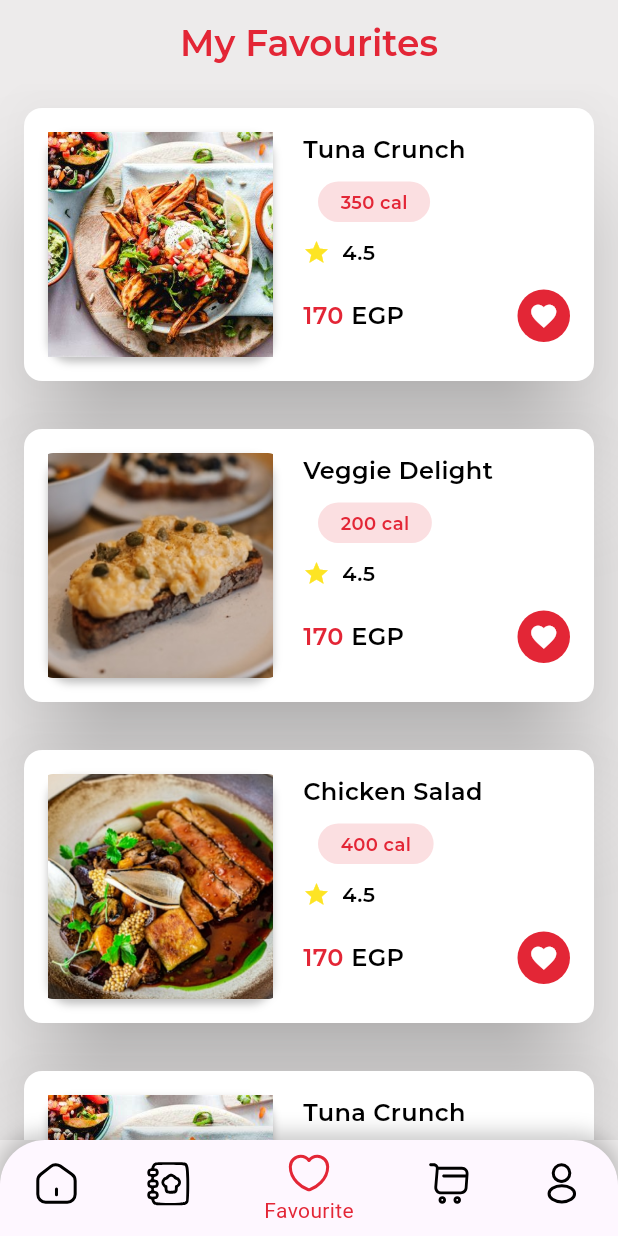
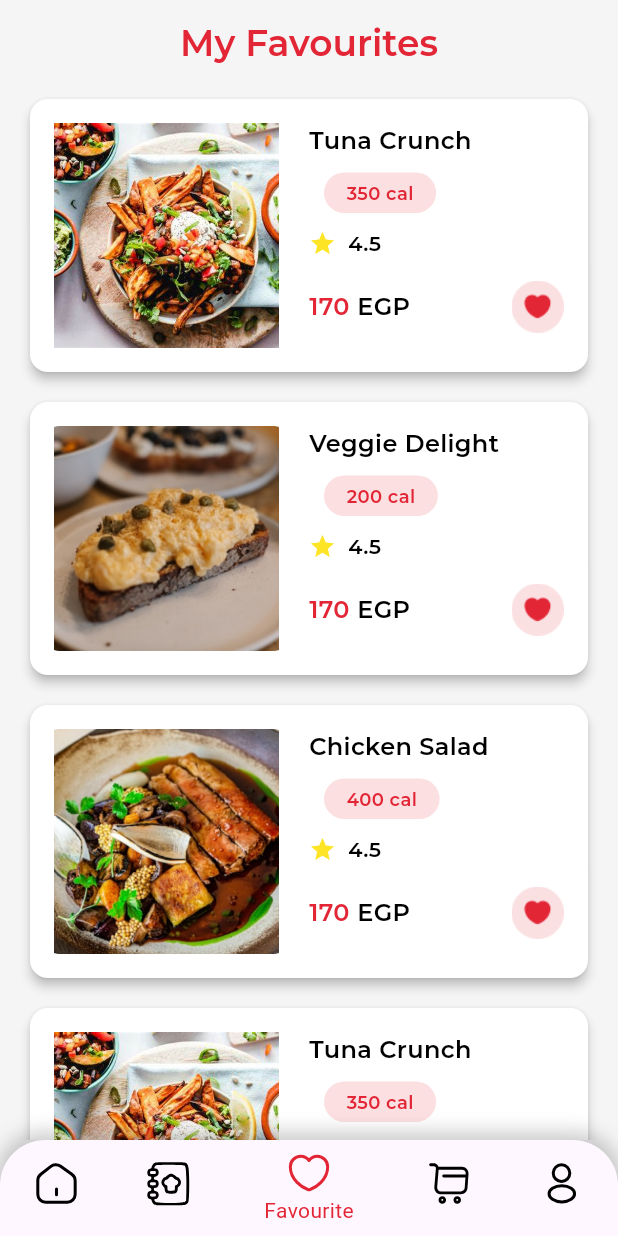
Before and after one commit to TechnoTitans-FitFat/FitFat-Flutter, a Flutter app: the screen it shows after launch, item 3 of the bottom bar chosen, on a phone screen of 412 x 824 dp. Run offline on Flutter 3.47's test engine with Material 3 defaults, Android fonts, the phone set to English and light mode, and no system bars; our stand-ins replace carousel_slider, device_preview, dio, equatable, flutter_bloc, flutter_svg and 8 more; network calls fail.

Commit message:
update background color and favorite ui

```diff
--- a/lib/core/constants/light_colors.dart
+++ b/lib/core/constants/light_colors.dart
@@ -1,7 +1,7 @@
 import 'package:flutter/material.dart';
 
 class AppLightColor {
-  static const Color backgroundColor = Color.fromARGB(255, 237, 235, 235);
+  static const Color backgroundColor = Color(0xffF5F5F5);
   static const Color whiteColor = Color(0xffffffff);
   static const Color whiteColor0 = Color(0xffD9D9D9);
   static const Color mainColor = Color(0xffe32636);
@@ -11,5 +11,5 @@ class AppLightColor {
   static const Color green = Color(0xff2fe487);
   static const Color secondColor = Color(0xffFBE0E2);
   static const Color transpernt = Colors.transparent;
-  static const Color whiteColor1 = Color(0xffF5F5F5);
+
 }
--- a/lib/features/favourites/presentation/widgets/favourites_view_body.dart
+++ b/lib/features/favourites/presentation/widgets/favourites_view_body.dart
@@ -48,12 +48,12 @@ class FavouritesViewBody extends StatelessWidget {
         'favourite' : true,
       },
       {
-        'title': 'Chicken Salad',
-        'imagePath': 'imges/meal3.png',
-        'calories': '400',
+        'title': 'Veggie Delight',
+        'imagePath': 'imges/meal2.png',
+        'calories': '200',
         'showType': false,
         'price' : 170,
-
+        'favourite' : true,
       },
 
 
--- a/lib/features/main/presentaion/widgets/custom_card_list_view_item.dart
+++ b/lib/features/main/presentaion/widgets/custom_card_list_view_item.dart
@@ -25,7 +25,7 @@ class CustomCardListViewItem extends StatelessWidget {
   @override
   Widget build(BuildContext context) {
     return Card(
-      elevation: 30,
+      elevation: 3,
       shadowColor: Colors.black,
       color: AppLightColor.whiteColor,
       child: Padding(
@@ -36,16 +36,9 @@ class CustomCardListViewItem extends StatelessWidget {
             Container(
               width: 150,
               height: 150,
-              decoration: BoxDecoration(
-                  boxShadow: [
-                    BoxShadow(
-                      color: AppLightColor.blackColor.withOpacity(0.25),
-                      blurRadius: 4,
-                      offset: const Offset(0, 3),
-                    ),
-                  ],
+              decoration: const BoxDecoration(
                   color: Colors.white,
-                  borderRadius: const BorderRadius.all(Radius.circular(15))),
+                  borderRadius:  BorderRadius.all(Radius.circular(15))),
               child: Image.asset(imagePath, fit: BoxFit.cover),
             ),
             const SizedBox(width: 20),
@@ -144,13 +137,10 @@ class CustomCardListViewItem extends StatelessWidget {
                           height: 35,
                           width: 35,
                           decoration: BoxDecoration(
-                            color: AppLightColor.mainColor,
                             borderRadius: BorderRadius.circular(20),
                           ),
-                          child: Icon(
-                             isFavourite ? Icons.favorite : Icons.add,
-                            color: AppLightColor.whiteColor,
-                            size: 20,
+                          child: Image.asset(
+                            isFavourite ? 'assets/icons/liked.png' : 'assets/icons/add.png'
                           ),
                         ),
                       ),
--- a/lib/features/main/presentaion/widgets/custom_list_view.dart
+++ b/lib/features/main/presentaion/widgets/custom_list_view.dart
@@ -16,7 +16,7 @@ class CustomListView extends StatelessWidget {
         itemBuilder: (context, index) {
           final item = items[index];
           return Padding(
-            padding: const EdgeInsets.all(12),
+            padding: const EdgeInsets.symmetric(horizontal: 16,vertical: 6),
             child: CustomCardListViewItem(
               title: item['title'],
               imagePath: item['imagePath'],
--- a/lib/features/meal_details/presentation/views/details_view.dart
+++ b/lib/features/meal_details/presentation/views/details_view.dart
@@ -19,7 +19,7 @@ class DetailsView extends StatelessWidget {
     context.read<MealDetailsCubit>().fetchMealsDetailsData(mealId);
 
     return Scaffold(
-      backgroundColor: AppLightColor.whiteColor1,
+      backgroundColor: AppLightColor.backgroundColor,
       body: BlocBuilder<MealDetailsCubit, MealDetailsState>(
         builder: (context, state) {
           if (state is MealDetailsLoading) {
--- a/lib/features/meal_details/presentation/widgets/details_view_body.dart
+++ b/lib/features/meal_details/presentation/widgets/details_view_body.dart
@@ -89,7 +89,7 @@ class _DetailsViewBodyState extends State<DetailsViewBody> {
                builder: (context, scrollController) {
                  return Container(
               decoration: const BoxDecoration(
-                  color: AppLightColor.whiteColor1,
+                  color: AppLightColor.backgroundColor,
                   borderRadius: BorderRadius.only(
                       topLeft: Radius.circular(45),
                       topRight: Radius.circular(45))),
```
Also changed, not shown: assets/icons/add.png (added).
